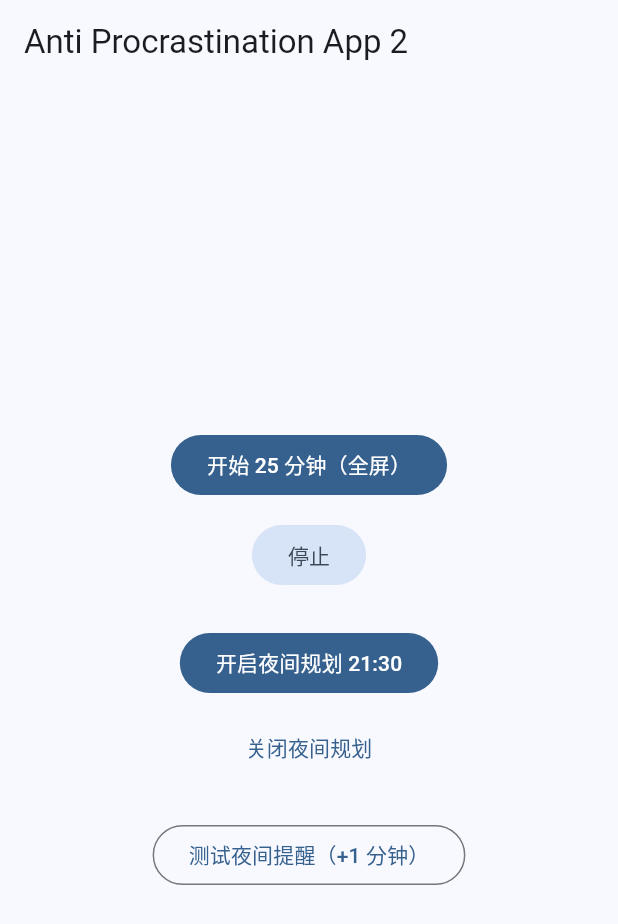
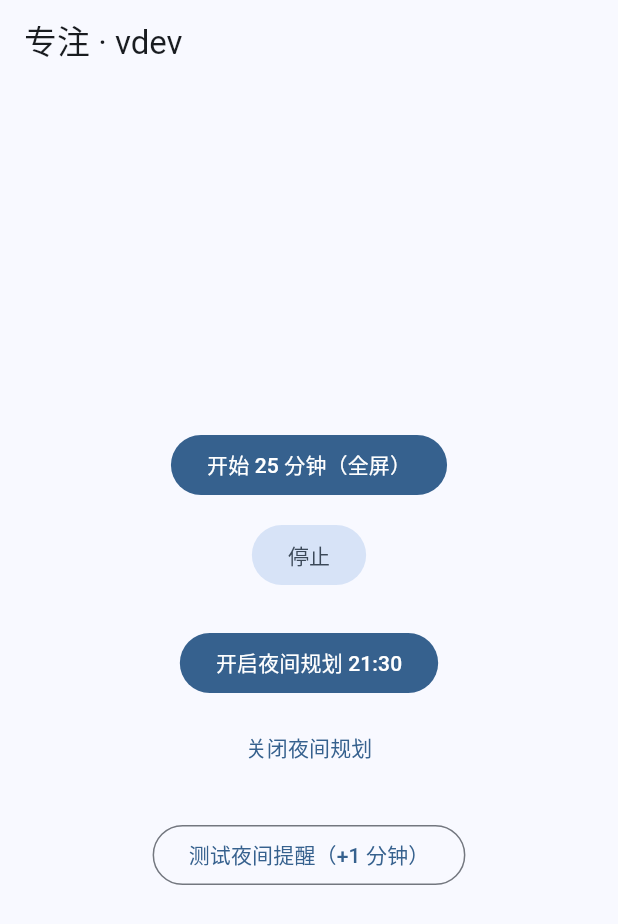
Before and after one commit to 450377560-design/anti-procrastination-app2, a Flutter app: the screen it shows after launch, on a phone screen of 412 x 824 dp. Shown: the top 924 px of the screen. Run offline on Flutter 3.47's test engine with Material 3 defaults, Android fonts, the phone set to English and light mode, and no system bars; our stand-ins replace fl_chart, sqflite, wakelock_plus; accounts and stored records are empty.

Commit message:
Update main.dart

```diff
--- a/lib/main.dart
+++ b/lib/main.dart
@@ -2,6 +2,7 @@ import 'package:flutter/material.dart';
 import 'services/native_bridge.dart';
 import 'db/dao_focus.dart';
 import 'focus_page.dart';
+import 'build_info.dart';
 
 void main() {
   WidgetsFlutterBinding.ensureInitialized();
@@ -125,7 +126,7 @@ class _HomePageState extends State<HomePage> {
   @override
   Widget build(BuildContext context) {
     return Scaffold(
-      appBar: AppBar(title: const Text('Anti Procrastination App 2')),
+      appBar: AppBar(title: const Text('专注 · v$kBuildName')),
       body: Center(
         child: Column(
           mainAxisSize: MainAxisSize.min,
```
